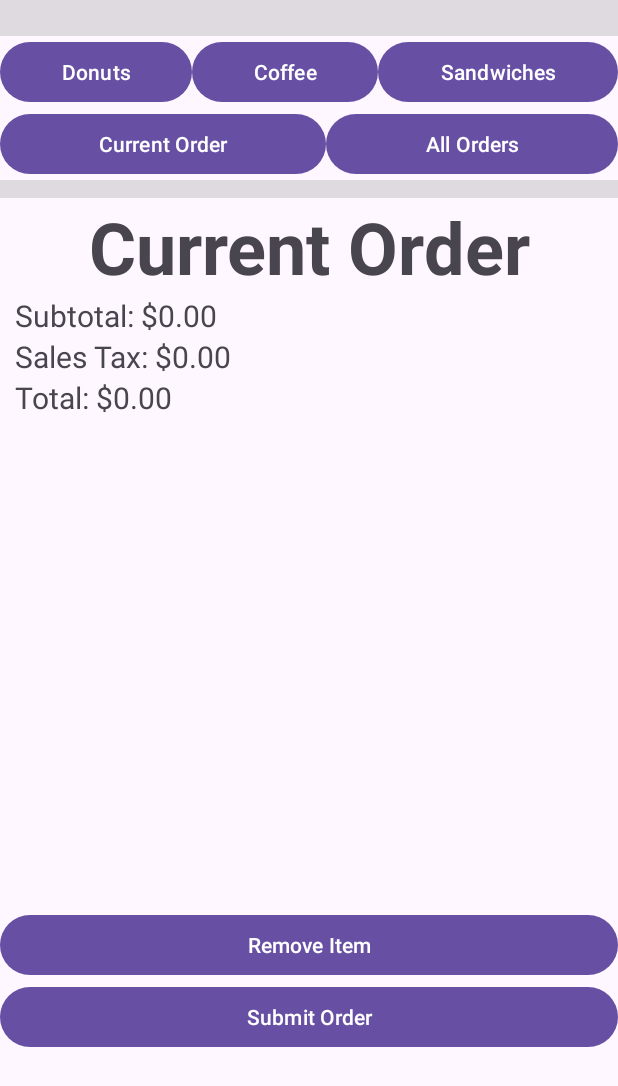
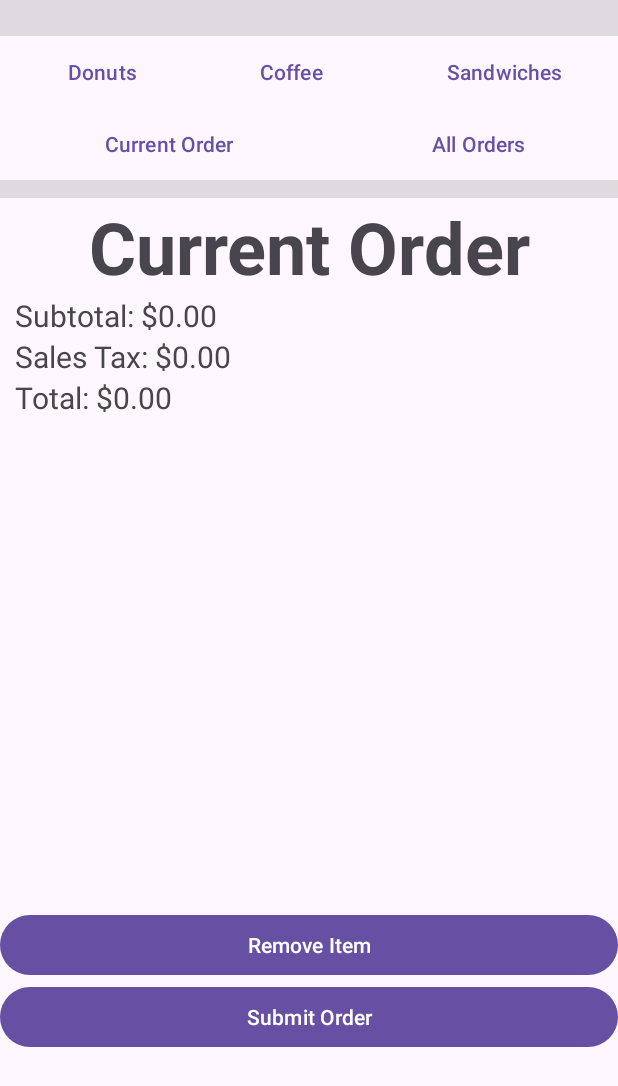
Before and after one commit to woogyeom/CS213-Project-5, an Android app: the screen it shows after launch (MainActivity), on a phone screen of 412 x 824 dp. Shown: the top 1086 px of the screen. Run offline under Robolectric (Android 15) with nearby library versions, the phone set to English and light mode, and no system bars.

Commit message:
Removed hardcoded strings

```diff
--- a/app/src/main/java/rucafe/ordermanager/MenuItem.java
+++ b/app/src/main/java/rucafe/ordermanager/MenuItem.java
@@ -1,4 +1,6 @@
 package rucafe.ordermanager;
+
+import androidx.annotation.NonNull;
 
 /**
  * Abstract class representing a menu item.
@@ -27,6 +29,7 @@ public abstract class MenuItem {
      *
      * @return A string representation of the item.
      */
+    @NonNull
     public abstract String toString();
 
     /**
--- a/app/src/main/res/layout/activity_main.xml
+++ b/app/src/main/res/layout/activity_main.xml
@@ -28,21 +28,24 @@
             android:layout_height="wrap_content"
             android:layout_weight="1"
             android:text="@string/donuts"
-            app:iconPadding="8dp" />
+            app:iconPadding="8dp"
+            style="?android:attr/buttonBarButtonStyle" />
 
         <Button
             android:id="@+id/buttonCoffee"
             android:layout_width="wrap_content"
             android:layout_height="wrap_content"
             android:layout_weight="1"
-            android:text="@string/coffee" />
+            android:text="@string/coffee"
+            style="?android:attr/buttonBarButtonStyle" />
 
         <Button
             android:id="@+id/buttonSandwich"
             android:layout_width="wrap_content"
             android:layout_height="wrap_content"
             android:layout_weight="1"
-            android:text="@string/sandwiches" />
+            android:text="@string/sandwiches"
+            style="?android:attr/buttonBarButtonStyle" />
 
     </LinearLayout>
 
@@ -56,14 +59,16 @@
             android:layout_width="wrap_content"
             android:layout_height="wrap_content"
             android:layout_weight="1"
-            android:text="@string/current_order" />
+            android:text="@string/current_order"
+            style="?android:attr/buttonBarButtonStyle" />
 
         <Button
             android:id="@+id/buttonAllOrders"
             android:layout_width="wrap_content"
             android:layout_height="wrap_content"
             android:layout_weight="1"
-            android:text="@string/all_orders" />
+            android:text="@string/all_orders"
+            style="?android:attr/buttonBarButtonStyle" />
     </LinearLayout>
 
     <View
--- a/app/src/main/res/layout/fragment_coffee.xml
+++ b/app/src/main/res/layout/fragment_coffee.xml
@@ -9,7 +9,8 @@
     <LinearLayout
         android:layout_width="match_parent"
         android:layout_height="match_parent"
-        android:orientation="vertical">
+        android:orientation="vertical"
+        tools:ignore="UselessParent">
 
         <TextView
             android:layout_width="match_parent"
@@ -101,7 +102,7 @@
 
             <TextView
                 android:id="@+id/coffeeSubtotal"
-                android:layout_width="wrap_content"
+                android:layout_width="0dp"
                 android:layout_height="wrap_content"
                 android:layout_weight="5"
                 android:text="@string/subtotal" />
--- a/app/src/main/res/layout/fragment_current_order.xml
+++ b/app/src/main/res/layout/fragment_current_order.xml
@@ -8,12 +8,13 @@
     <LinearLayout
         android:layout_width="match_parent"
         android:layout_height="match_parent"
-        android:orientation="vertical">
+        android:orientation="vertical"
+        tools:ignore="UselessParent">
 
         <TextView
             android:layout_width="match_parent"
             android:layout_height="wrap_content"
-            android:text="Current Order"
+            android:text="@string/current_order"
             android:textAlignment="center"
             android:textSize="48sp"
             android:textStyle="bold" />
@@ -22,44 +23,48 @@
             android:id="@+id/subtotal"
             android:layout_width="match_parent"
             android:layout_height="wrap_content"
-            android:paddingLeft="10dp"
-            android:text="Subtotal: "
-            android:textSize="20sp" />
+            android:paddingStart="10dp"
+            android:text="@string/subtotal"
+            android:textSize="20sp"
+            tools:ignore="RtlSymmetry" />
 
         <TextView
             android:id="@+id/salesTax"
             android:layout_width="match_parent"
             android:layout_height="wrap_content"
-            android:paddingLeft="10dp"
-            android:text="Sales Tax: "
-            android:textSize="20sp" />
+            android:paddingStart="10dp"
+            android:text="@string/sales_tax"
+            android:textSize="20sp"
+            tools:ignore="RtlSymmetry" />
 
         <TextView
             android:id="@+id/totalAmount"
             android:layout_width="match_parent"
             android:layout_height="wrap_content"
-            android:paddingLeft="10dp"
-            android:text="Total Amount: "
-            android:textSize="20sp" />
+            android:paddingStart="10dp"
+            android:text="@string/total_amount"
+            android:textSize="20sp"
+            tools:ignore="RtlSymmetry" />
 
         <androidx.recyclerview.widget.RecyclerView
             android:id="@+id/itemList"
             android:layout_width="match_parent"
             android:layout_height="327dp"
-            android:paddingLeft="15dp"
-            android:paddingTop="15dp" />
+            android:paddingStart="15dp"
+            android:paddingTop="15dp"
+            tools:ignore="RtlSymmetry" />
 
         <Button
             android:id="@+id/removeItem"
             android:layout_width="match_parent"
             android:layout_height="wrap_content"
-            android:text="Remove Item" />
+            android:text="@string/remove_item" />
 
         <Button
             android:id="@+id/submitOrder"
             android:layout_width="match_parent"
             android:layout_height="wrap_content"
-            android:text="Submit Order" />
+            android:text="@string/submit_order" />
 
         <TextView
             android:id="@+id/itemTextView"
--- a/app/src/main/res/layout/fragment_donut.xml
+++ b/app/src/main/res/layout/fragment_donut.xml
@@ -28,7 +28,7 @@
             android:id="@+id/donut_options"
             android:layout_width="match_parent"
             android:layout_height="400dp"
-            android:layout_weight="0"></androidx.recyclerview.widget.RecyclerView>
+            android:layout_weight="0" />
 
         <View
             android:id="@+id/divider2"
--- a/app/src/main/res/layout/fragment_sandwich.xml
+++ b/app/src/main/res/layout/fragment_sandwich.xml
@@ -34,7 +34,8 @@
                 android:layout_width="match_parent"
                 android:layout_height="match_parent"
                 android:checkedButton="@id/bagel"
-                android:orientation="horizontal">
+                android:orientation="horizontal"
+                tools:ignore="UselessParent">
 
                 <RadioButton
                     android:id="@+id/bagel"
--- a/app/src/main/res/layout/item_order_list.xml
+++ b/app/src/main/res/layout/item_order_list.xml
@@ -7,4 +7,4 @@
     android:padding="16dp"
     android:textAppearance="?android:attr/textAppearanceListItem"
     android:gravity="center_vertical"
-    android:text="Order"/>
+    android:text="@string/order"/>
--- a/app/src/main/res/values/strings.xml
+++ b/app/src/main/res/values/strings.xml
@@ -27,4 +27,11 @@
     <string name="lettuce">Lettuce</string>
     <string name="tomato">Tomato</string>
     <string name="onion">Onion</string>
+    <string name="sales_tax">Sales Tax:</string>
+    <string name="total_amount">Total Amount:</string>
+    <string name="remove_item">Remove Item</string>
+    <string name="submit_order">Submit Order</string>
+    <string name="donut_name">Donut Name</string>
+    <string name="order">Order</string>
+    <string name="remove_selected_order">Remove Selected Order</string>
 </resources>
```
Also changed, not shown: app/src/main/res/layout/fragment_all_orders.xml (+4 -3 lines), app/src/main/res/layout/item_donut.xml (+1 -6 lines).
